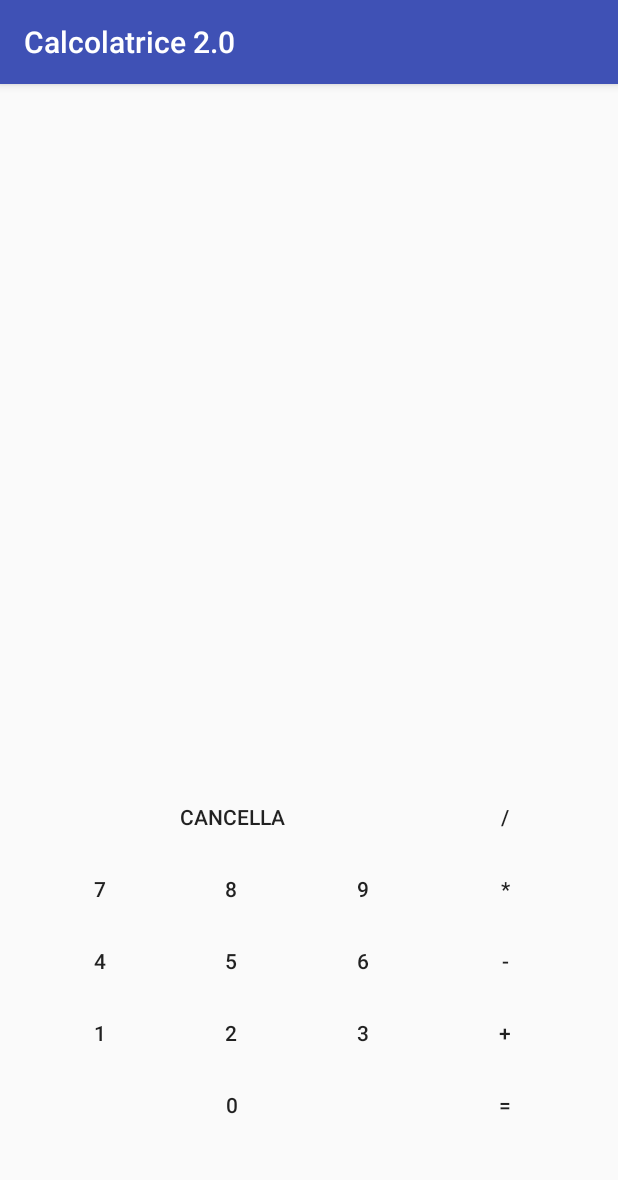
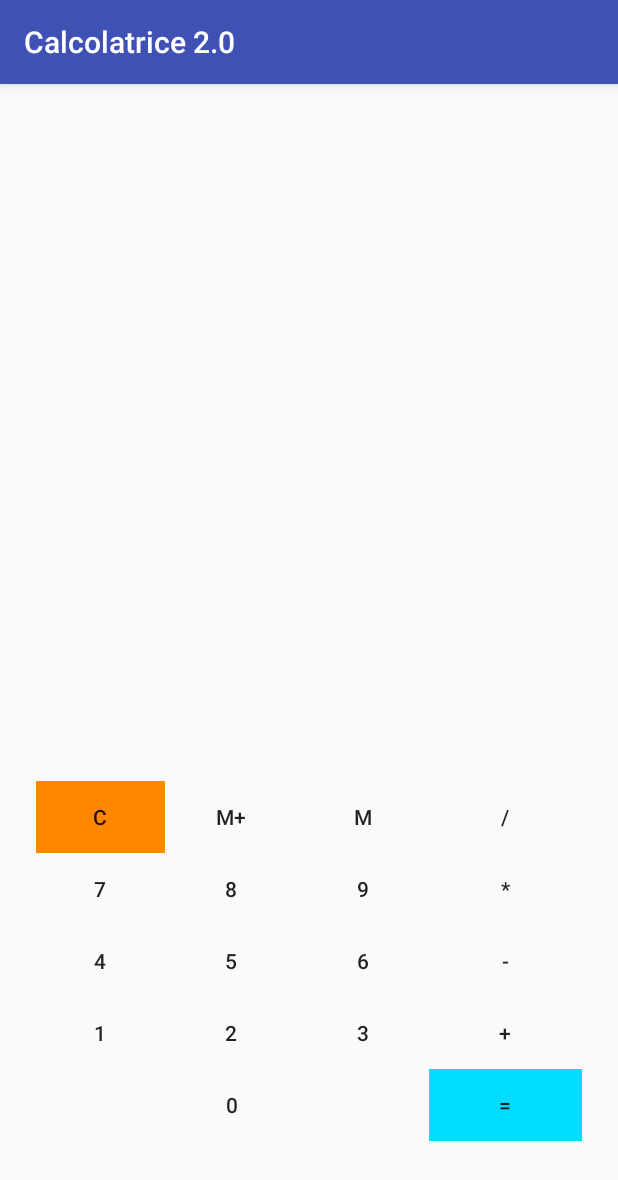
Before and after one commit to andreagregori/Calcolatrice, an Android app: the screen it shows after launch (MainActivity), on a phone screen of 412 x 824 dp. Shown: the top 1180 px of the screen. Run offline under Robolectric (Android 15) with nearby library versions, the phone set to English and light mode, and no system bars.

Commit message:
Colori pulsanti e M+

```diff
--- a/app/src/main/java/com/example/studente/calcolatrice20/MainActivity.java
+++ b/app/src/main/java/com/example/studente/calcolatrice20/MainActivity.java
@@ -8,6 +8,6 @@ public class MainActivity extends AppCompatActivity {
     @Override
     protected void onCreate(Bundle savedInstanceState) {
         super.onCreate(savedInstanceState);
-    setContentView(R.layout.activity_main);
+        setContentView(R.layout.activity_main);
+    }
 }
-}
--- a/app/src/main/res/layout/activity_main.xml
+++ b/app/src/main/res/layout/activity_main.xml
@@ -25,12 +25,30 @@
             <Button
                 android:id="@+id/buttonCancella"
                 style="@style/Widget.AppCompat.Button.Borderless"
-                android:layout_width="263dp"
-                android:layout_height="match_parent"
-                android:layout_span="3"
-                android:text="Cancella"
+                android:layout_width="76dp"
+                android:layout_height="wrap_content"
+                android:background="@android:color/holo_orange_dark"
+                android:text="C"
                 tools:layout_editor_absoluteX="28dp"
                 tools:layout_editor_absoluteY="308dp" />
+
+            <Button
+                android:id="@+id/buttonMemoriaPiu"
+                style="@style/Widget.AppCompat.Button.Borderless"
+                android:layout_width="wrap_content"
+                android:layout_height="wrap_content"
+                android:text="M+"
+                tools:layout_editor_absoluteX="94dp"
+                tools:layout_editor_absoluteY="65dp" />
+
+            <Button
+                android:id="@+id/buttonMemoria"
+                style="@style/Widget.AppCompat.Button.Borderless"
+                android:layout_width="wrap_content"
+                android:layout_height="wrap_content"
+                android:text="M"
+                tools:layout_editor_absoluteX="117dp"
+                tools:layout_editor_absoluteY="38dp" />
 
             <Button
                 android:id="@+id/buttonDivisione"
@@ -187,6 +205,7 @@
                 style="@style/Widget.AppCompat.Button.Borderless"
                 android:layout_width="102dp"
                 android:layout_height="wrap_content"
+                android:background="@android:color/holo_blue_bright"
                 android:text="="
                 tools:layout_editor_absoluteX="79dp"
                 tools:layout_editor_absoluteY="56dp" />
```
Also changed, not shown: settings.gradle (line endings or trailing spaces).
